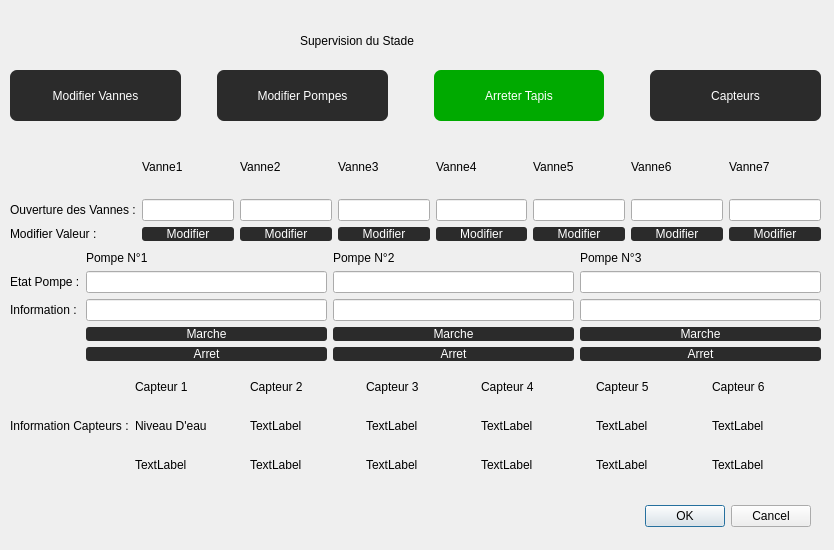
Above: supervision.ui from CalmettesT/Projet-BTS before the change. Below: the same form after it.
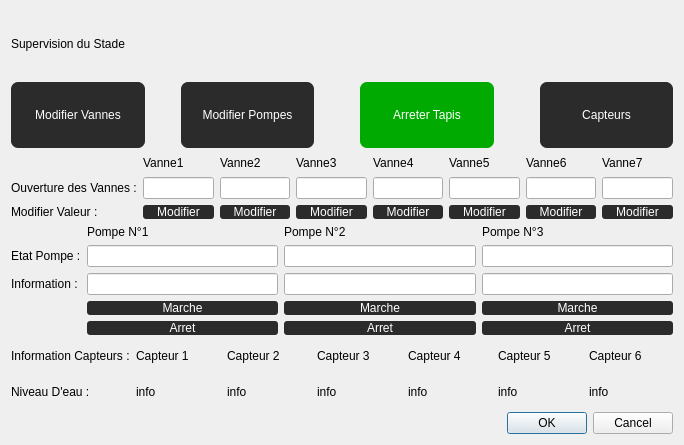
That is the form after the change.

Diff of the .ui file:
```diff
--- a/supervision.ui
+++ b/supervision.ui
@@ -6,223 +6,151 @@
    <rect>
     <x>0</x>
     <y>0</y>
-    <width>834</width>
-    <height>550</height>
+    <width>684</width>
+    <height>445</height>
    </rect>
   </property>
   <property name="windowTitle">
    <string>Dialog</string>
   </property>
-  <widget class="QDialogButtonBox" name="buttonBox">
-   <property name="geometry">
-    <rect>
-     <x>470</x>
-     <y>500</y>
-     <width>341</width>
-     <height>32</height>
-    </rect>
-   </property>
-   <property name="orientation">
-    <enum>Qt::Horizontal</enum>
-   </property>
-   <property name="standardButtons">
-    <set>QDialogButtonBox::Cancel|QDialogButtonBox::Ok</set>
-   </property>
-  </widget>
-  <widget class="QWidget" name="gridLayoutWidget_2">
-   <property name="geometry">
-    <rect>
-     <x>10</x>
-     <y>250</y>
-     <width>811</width>
-     <height>111</height>
-    </rect>
-   </property>
-   <layout class="QGridLayout" name="gridModifPompes">
-    <item row="1" column="0">
-     <widget class="QLabel" name="labelEtatPompe">
+  <layout class="QHBoxLayout" name="horizontalLayout_2">
+   <item>
+    <layout class="QVBoxLayout" name="verticalLayout">
+     <item>
+      <widget class="QLabel" name="Titre">
+       <property name="styleSheet">
+        <string notr="true">font: 75 18pt &quot;Arial&quot;;</string>
+       </property>
       <property name="text">
-       <string>Etat Pompe :</string>
+        <string>Supervision du Stade</string>
       </property>
      </widget>
     </item>
-    <item row="2" column="0">
-     <widget class="QLabel" name="labelInfoPompe">
-      <property name="text">
-       <string>Information :</string>
-      </property>
-     </widget>
-    </item>
-    <item row="0" column="3">
-     <widget class="QLabel" name="labelPompe3">
-      <property name="text">
-       <string>Pompe N°3</string>
-      </property>
-     </widget>
-    </item>
-    <item row="3" column="1">
-     <widget class="QPushButton" name="MarchePompe1">
+     <item>
+      <layout class="QHBoxLayout" name="horizontalLayout" stretch="2,0,2,0,2,0,2">
+       <item>
+        <widget class="QPushButton" name="BoutonVannes">
+         <property name="sizePolicy">
+          <sizepolicy hsizetype="Minimum" vsizetype="Preferred">
+           <horstretch>0</horstretch>
+           <verstretch>0</verstretch>
+          </sizepolicy>
+         </property>
       <property name="styleSheet">
        <string notr="true">border: none;
-border-radius: 3px;
 background-color: rgb(43, 43, 43);
 color: rgb(255, 255, 255);
-font: 75 8pt &quot;Arial&quot;;</string>
+border-radius: 7px;
+font: 75 10pt &quot;Arial&quot;;</string>
       </property>
       <property name="text">
-       <string>Marche</string>
+          <string>Modifier Vannes</string>
       </property>
      </widget>
     </item>
-    <item row="0" column="1">
-     <widget class="QLabel" name="labelPompe1">
-      <property name="text">
-       <string>Pompe N°1</string>
-      </property>
-     </widget>
-    </item>
-    <item row="0" column="2">
-     <widget class="QLabel" name="labelPompe2">
-      <property name="text">
-       <string>Pompe N°2</string>
-      </property>
-     </widget>
-    </item>
-    <item row="4" column="1">
-     <widget class="QPushButton" name="ArretPompe1">
+       <item>
+        <spacer name="horizontalSpacer">
+         <property name="orientation">
+          <enum>Qt::Horizontal</enum>
+         </property>
+         <property name="sizeHint" stdset="0">
+          <size>
+           <width>30</width>
+           <height>20</height>
+          </size>
+         </property>
+        </spacer>
+       </item>
+       <item>
+        <widget class="QPushButton" name="BoutonPompes">
+         <property name="sizePolicy">
+          <sizepolicy hsizetype="Minimum" vsizetype="Preferred">
+           <horstretch>0</horstretch>
+           <verstretch>0</verstretch>
+          </sizepolicy>
+         </property>
       <property name="styleSheet">
        <string notr="true">border: none;
-border-radius: 3px;
 background-color: rgb(43, 43, 43);
 color: rgb(255, 255, 255);
-font: 75 8pt &quot;Arial&quot;;</string>
+border-radius: 7px;
+font: 75 10pt &quot;Arial&quot;;</string>
       </property>
       <property name="text">
-       <string>Arret</string>
+          <string>Modifier Pompes</string>
       </property>
      </widget>
     </item>
-    <item row="3" column="2">
-     <widget class="QPushButton" name="MarchePompe2">
-      <property name="styleSheet">
-       <string notr="true">border: none;
-border-radius: 3px;
-background-color: rgb(43, 43, 43);
-color: rgb(255, 255, 255);
-font: 75 8pt &quot;Arial&quot;;</string>
-      </property>
-      <property name="text">
-       <string>Marche</string>
-      </property>
-     </widget>
-    </item>
-    <item row="4" column="2">
-     <widget class="QPushButton" name="ArretPompe2">
+       <item>
+        <spacer name="horizontalSpacer_2">
+         <property name="orientation">
+          <enum>Qt::Horizontal</enum>
+         </property>
+         <property name="sizeHint" stdset="0">
+          <size>
+           <width>40</width>
+           <height>20</height>
+          </size>
+         </property>
+        </spacer>
+       </item>
+       <item>
+        <widget class="QPushButton" name="ArreterTapis">
+         <property name="sizePolicy">
+          <sizepolicy hsizetype="Minimum" vsizetype="Preferred">
+           <horstretch>0</horstretch>
+           <verstretch>0</verstretch>
+          </sizepolicy>
+         </property>
       <property name="styleSheet">
        <string notr="true">border: none;
-border-radius: 3px;
-background-color: rgb(43, 43, 43);
+background-color: rgb(0, 170, 0);
 color: rgb(255, 255, 255);
-font: 75 8pt &quot;Arial&quot;;</string>
+border-radius: 7px;
+font: 75 10pt &quot;Arial&quot;;</string>
       </property>
       <property name="text">
-       <string>Arret</string>
+          <string>Arreter Tapis</string>
       </property>
      </widget>
     </item>
-    <item row="4" column="3">
-     <widget class="QPushButton" name="ArretPompe3">
-      <property name="styleSheet">
-       <string notr="true">border: none;
-border-radius: 3px;
-background-color: rgb(43, 43, 43);
-color: rgb(255, 255, 255);
-font: 75 8pt &quot;Arial&quot;;</string>
-      </property>
-      <property name="text">
-       <string>Arret</string>
-      </property>
-     </widget>
-    </item>
-    <item row="3" column="3">
-     <widget class="QPushButton" name="MarchePompe3">
+       <item>
+        <spacer name="horizontalSpacer_3">
+         <property name="orientation">
+          <enum>Qt::Horizontal</enum>
+         </property>
+         <property name="sizeHint" stdset="0">
+          <size>
+           <width>40</width>
+           <height>20</height>
+          </size>
+         </property>
+        </spacer>
+       </item>
+       <item>
+        <widget class="QPushButton" name="BoutonCapteur">
+         <property name="sizePolicy">
+          <sizepolicy hsizetype="Minimum" vsizetype="Preferred">
+           <horstretch>0</horstretch>
+           <verstretch>0</verstretch>
+          </sizepolicy>
+         </property>
       <property name="styleSheet">
        <string notr="true">border: none;
-border-radius: 3px;
 background-color: rgb(43, 43, 43);
 color: rgb(255, 255, 255);
-font: 75 8pt &quot;Arial&quot;;</string>
+border-radius: 7px;
+font: 75 10pt &quot;Arial&quot;;</string>
       </property>
       <property name="text">
-       <string>Marche</string>
-      </property>
-     </widget>
-    </item>
-    <item row="1" column="1">
-     <widget class="QLineEdit" name="Etatpompe1"/>
-    </item>
-    <item row="1" column="2">
-     <widget class="QLineEdit" name="Etatpompe2"/>
-    </item>
-    <item row="1" column="3">
-     <widget class="QLineEdit" name="Etatpompe3"/>
-    </item>
-    <item row="2" column="1">
-     <widget class="QLineEdit" name="infoPompe1"/>
-    </item>
-    <item row="2" column="2">
-     <widget class="QLineEdit" name="infoPompe2"/>
-    </item>
-    <item row="2" column="3">
-     <widget class="QLineEdit" name="infoPompe3"/>
-    </item>
-    <item row="0" column="0">
-     <widget class="QLabel" name="videP">
-      <property name="text">
-       <string/>
+          <string>Capteurs</string>
       </property>
      </widget>
     </item>
    </layout>
-  </widget>
-  <widget class="QWidget" name="gridLayoutWidget">
-   <property name="geometry">
-    <rect>
-     <x>10</x>
-     <y>140</y>
-     <width>811</width>
-     <height>101</height>
-    </rect>
-   </property>
-   <layout class="QGridLayout" name="gridModifVannes" rowstretch="0,0,0,0" columnstretch="0,0,0,0,0,0,0,0" rowminimumheight="0,0,0,0">
-    <item row="3" column="2">
-     <widget class="QPushButton" name="boutonModifVanne2">
-      <property name="styleSheet">
-       <string notr="true">border: none;
-border-radius: 3px;
-background-color: rgb(43, 43, 43);
-color: rgb(255, 255, 255);
-font: 75 8pt &quot;Arial&quot;;</string>
-      </property>
-      <property name="text">
-       <string>Modifier</string>
-      </property>
-     </widget>
-    </item>
-    <item row="3" column="3">
-     <widget class="QPushButton" name="boutonModifVanne3">
-      <property name="styleSheet">
-       <string notr="true">border: none;
-border-radius: 3px;
-background-color: rgb(43, 43, 43);
-color: rgb(255, 255, 255);
-font: 75 8pt &quot;Arial&quot;;</string>
-      </property>
-      <property name="text">
-       <string>Modifier</string>
-      </property>
-     </widget>
-    </item>
+     </item>
+     <item>
+      <layout class="QGridLayout" name="gridModifVannes" rowstretch="0,0,0,0" columnstretch="0,0,0,0,0,0,0,0">
     <item row="3" column="4">
      <widget class="QPushButton" name="boutonModifVanne4">
       <property name="styleSheet">
@@ -237,6 +165,34 @@
       </property>
      </widget>
     </item>
+       <item row="3" column="3">
+        <widget class="QPushButton" name="boutonModifVanne3">
+         <property name="styleSheet">
+          <string notr="true">border: none;
+border-radius: 3px;
+background-color: rgb(43, 43, 43);
+color: rgb(255, 255, 255);
+font: 75 8pt &quot;Arial&quot;;</string>
+         </property>
+         <property name="text">
+          <string>Modifier</string>
+         </property>
+        </widget>
+       </item>
+       <item row="3" column="2">
+        <widget class="QPushButton" name="boutonModifVanne2">
+         <property name="styleSheet">
+          <string notr="true">border: none;
+border-radius: 3px;
+background-color: rgb(43, 43, 43);
+color: rgb(255, 255, 255);
+font: 75 8pt &quot;Arial&quot;;</string>
+         </property>
+         <property name="text">
+          <string>Modifier</string>
+         </property>
+        </widget>
+       </item>
     <item row="3" column="1">
      <widget class="QPushButton" name="modifValeurVanne1">
       <property name="styleSheet">
@@ -385,163 +341,156 @@
      </widget>
     </item>
    </layout>
-  </widget>
-  <widget class="QLabel" name="Titre">
-   <property name="geometry">
-    <rect>
-     <x>300</x>
-     <y>20</y>
-     <width>241</width>
-     <height>41</height>
-    </rect>
-   </property>
-   <property name="styleSheet">
-    <string notr="true">font: 75 18pt &quot;Arial&quot;;</string>
-   </property>
+     </item>
+     <item>
+      <layout class="QGridLayout" name="gridModifPompes">
+       <item row="0" column="0">
+        <widget class="QLabel" name="videP">
+         <property name="text">
+          <string/>
+         </property>
+        </widget>
+       </item>
+       <item row="1" column="0">
+        <widget class="QLabel" name="labelEtatPompe">
+         <property name="text">
+          <string>Etat Pompe :</string>
+         </property>
+        </widget>
+       </item>
+       <item row="2" column="0">
+        <widget class="QLabel" name="labelInfoPompe">
    <property name="text">
-    <string>Supervision du Stade</string>
-   </property>
-  </widget>
-  <widget class="QWidget" name="horizontalLayoutWidget">
-   <property name="geometry">
-    <rect>
-     <x>10</x>
-     <y>70</y>
-     <width>811</width>
-     <height>51</height>
-    </rect>
-   </property>
-   <layout class="QHBoxLayout" name="horizontalLayout" stretch="2,0,2,0,2,0,2">
-    <item>
-     <widget class="QPushButton" name="BoutonVannes">
-      <property name="sizePolicy">
-       <sizepolicy hsizetype="Minimum" vsizetype="Preferred">
-        <horstretch>0</horstretch>
-        <verstretch>0</verstretch>
-       </sizepolicy>
-      </property>
+          <string>Information :</string>
+         </property>
+        </widget>
+       </item>
+       <item row="0" column="3">
+        <widget class="QLabel" name="labelPompe3">
+         <property name="text">
+          <string>Pompe N°3</string>
+         </property>
+        </widget>
+       </item>
+       <item row="3" column="1">
+        <widget class="QPushButton" name="MarchePompe1">
       <property name="styleSheet">
        <string notr="true">border: none;
+border-radius: 3px;
 background-color: rgb(43, 43, 43);
 color: rgb(255, 255, 255);
-border-radius: 7px;
-font: 75 10pt &quot;Arial&quot;;</string>
+font: 75 8pt &quot;Arial&quot;;</string>
       </property>
       <property name="text">
-       <string>Modifier Vannes</string>
+          <string>Marche</string>
       </property>
      </widget>
     </item>
-    <item>
-     <spacer name="horizontalSpacer">
-      <property name="orientation">
-       <enum>Qt::Horizontal</enum>
-      </property>
-      <property name="sizeHint" stdset="0">
-       <size>
-        <width>30</width>
-        <height>20</height>
-       </size>
-      </property>
-     </spacer>
-    </item>
-    <item>
-     <widget class="QPushButton" name="BoutonPompes">
-      <property name="sizePolicy">
-       <sizepolicy hsizetype="Minimum" vsizetype="Preferred">
-        <horstretch>0</horstretch>
-        <verstretch>0</verstretch>
-       </sizepolicy>
-      </property>
+       <item row="0" column="1">
+        <widget class="QLabel" name="labelPompe1">
+         <property name="text">
+          <string>Pompe N°1</string>
+         </property>
+        </widget>
+       </item>
+       <item row="0" column="2">
+        <widget class="QLabel" name="labelPompe2">
+         <property name="text">
+          <string>Pompe N°2</string>
+         </property>
+        </widget>
+       </item>
+       <item row="4" column="1">
+        <widget class="QPushButton" name="ArretPompe1">
       <property name="styleSheet">
        <string notr="true">border: none;
+border-radius: 3px;
 background-color: rgb(43, 43, 43);
 color: rgb(255, 255, 255);
-border-radius: 7px;
-font: 75 10pt &quot;Arial&quot;;</string>
+font: 75 8pt &quot;Arial&quot;;</string>
       </property>
       <property name="text">
-       <string>Modifier Pompes</string>
+          <string>Arret</string>
       </property>
      </widget>
     </item>
-    <item>
-     <spacer name="horizontalSpacer_2">
-      <property name="orientation">
-       <enum>Qt::Horizontal</enum>
-      </property>
-      <property name="sizeHint" stdset="0">
-       <size>
-        <width>40</width>
-        <height>20</height>
-       </size>
-      </property>
-     </spacer>
-    </item>
-    <item>
-     <widget class="QPushButton" name="ArreterTapis">
-      <property name="sizePolicy">
-       <sizepolicy hsizetype="Minimum" vsizetype="Preferred">
-        <horstretch>0</horstretch>
-        <verstretch>0</verstretch>
-       </sizepolicy>
-      </property>
+       <item row="3" column="2">
+        <widget class="QPushButton" name="MarchePompe2">
+         <property name="styleSheet">
+          <string notr="true">border: none;
+border-radius: 3px;
+background-color: rgb(43, 43, 43);
+color: rgb(255, 255, 255);
+font: 75 8pt &quot;Arial&quot;;</string>
+         </property>
+         <property name="text">
+          <string>Marche</string>
+         </property>
+        </widget>
+       </item>
+       <item row="4" column="2">
+        <widget class="QPushButton" name="ArretPompe2">
       <property name="styleSheet">
        <string notr="true">border: none;
-background-color: rgb(0, 170, 0);
+border-radius: 3px;
+background-color: rgb(43, 43, 43);
 color: rgb(255, 255, 255);
-border-radius: 7px;
-font: 75 10pt &quot;Arial&quot;;</string>
+font: 75 8pt &quot;Arial&quot;;</string>
       </property>
       <property name="text">
-       <string>Arreter Tapis</string>
+          <string>Arret</string>
       </property>
      </widget>
     </item>
-    <item>
-     <spacer name="horizontalSpacer_3">
-      <property name="orientation">
-       <enum>Qt::Horizontal</enum>
-      </property>
-      <property name="sizeHint" stdset="0">
-       <size>
-        <width>40</width>
-        <height>20</height>
-       </size>
-      </property>
-     </spacer>
-    </item>
-    <item>
-     <widget class="QPushButton" name="BoutonCapteur">
-      <property name="sizePolicy">
-       <sizepolicy hsizetype="Minimum" vsizetype="Preferred">
-        <horstretch>0</horstretch>
-        <verstretch>0</verstretch>
-       </sizepolicy>
-      </property>
+       <item row="4" column="3">
+        <widget class="QPushButton" name="ArretPompe3">
+         <property name="styleSheet">
+          <string notr="true">border: none;
+border-radius: 3px;
+background-color: rgb(43, 43, 43);
+color: rgb(255, 255, 255);
+font: 75 8pt &quot;Arial&quot;;</string>
+         </property>
+         <property name="text">
+          <string>Arret</string>
+         </property>
+        </widget>
+       </item>
+       <item row="3" column="3">
+        <widget class="QPushButton" name="MarchePompe3">
       <property name="styleSheet">
        <string notr="true">border: none;
+border-radius: 3px;
 background-color: rgb(43, 43, 43);
 color: rgb(255, 255, 255);
-border-radius: 7px;
-font: 75 10pt &quot;Arial&quot;;</string>
+font: 75 8pt &quot;Arial&quot;;</string>
       </property>
       <property name="text">
-       <string>Capteurs</string>
+          <string>Marche</string>
       </property>
      </widget>
     </item>
-   </layout>
-  </widget>
-  <widget class="QWidget" name="gridLayoutWidget_3">
-   <property name="geometry">
-    <rect>
-     <x>10</x>
-     <y>370</y>
-     <width>811</width>
-     <height>111</height>
-    </rect>
-   </property>
+       <item row="1" column="1">
+        <widget class="QLineEdit" name="Etatpompe1"/>
+       </item>
+       <item row="1" column="2">
+        <widget class="QLineEdit" name="Etatpompe2"/>
+       </item>
+       <item row="1" column="3">
+        <widget class="QLineEdit" name="Etatpompe3"/>
+       </item>
+       <item row="2" column="1">
+        <widget class="QLineEdit" name="infoPompe1"/>
+       </item>
+       <item row="2" column="2">
+        <widget class="QLineEdit" name="infoPompe2"/>
+       </item>
+       <item row="2" column="3">
+        <widget class="QLineEdit" name="infoPompe3"/>
+       </item>
+      </layout>
+     </item>
+     <item>
    <layout class="QGridLayout" name="gridCapteur">
     <item row="0" column="5">
      <widget class="QLabel" name="labelCapteur5">
@@ -571,13 +520,6 @@
       </property>
      </widget>
     </item>
-    <item row="1" column="0">
-     <widget class="QLabel" name="labelInfoCapteur">
-      <property name="text">
-       <string>Information Capteurs :</string>
-      </property>
-     </widget>
-    </item>
     <item row="0" column="3">
      <widget class="QLabel" name="labelCapteur3">
       <property name="text">
@@ -595,89 +537,74 @@
     <item row="1" column="2">
      <widget class="QLabel" name="label_2">
       <property name="text">
-       <string>TextLabel</string>
-      </property>
-     </widget>
-    </item>
-    <item row="2" column="4">
-     <widget class="QLabel" name="label_10">
-      <property name="text">
-       <string>TextLabel</string>
-      </property>
-     </widget>
-    </item>
-    <item row="2" column="5">
-     <widget class="QLabel" name="label_11">
-      <property name="text">
-       <string>TextLabel</string>
-      </property>
-     </widget>
-    </item>
-    <item row="2" column="1">
-     <widget class="QLabel" name="label_7">
-      <property name="text">
-       <string>TextLabel</string>
+          <string>info</string>
       </property>
      </widget>
     </item>
     <item row="1" column="1">
+        <widget class="QLabel" name="nivEauCap1">
+         <property name="text">
+          <string>info</string>
+         </property>
+        </widget>
+       </item>
+       <item row="1" column="5">
+        <widget class="QLabel" name="nivEauCap5">
+         <property name="text">
+          <string>info</string>
+         </property>
+        </widget>
+       </item>
+       <item row="1" column="3">
+        <widget class="QLabel" name="nivEauCap3">
+         <property name="text">
+          <string>info</string>
+         </property>
+        </widget>
+       </item>
+       <item row="1" column="6">
+        <widget class="QLabel" name="nivEauCap6">
+         <property name="text">
+          <string>info</string>
+         </property>
+        </widget>
+       </item>
+       <item row="1" column="4">
+        <widget class="QLabel" name="nivEauCap4">
+         <property name="text">
+          <string>info</string>
+         </property>
+        </widget>
+       </item>
+       <item row="1" column="0">
      <widget class="QLabel" name="label">
       <property name="text">
-       <string>Niveau D'eau</string>
+          <string>Niveau D'eau :</string>
       </property>
      </widget>
     </item>
-    <item row="1" column="5">
-     <widget class="QLabel" name="label_5">
+       <item row="0" column="0">
+        <widget class="QLabel" name="labelInfoCapteur">
       <property name="text">
-       <string>TextLabel</string>
+          <string>Information Capteurs :</string>
       </property>
      </widget>
     </item>
-    <item row="2" column="6">
-     <widget class="QLabel" name="label_12">
-      <property name="text">
-       <string>TextLabel</string>
-      </property>
-     </widget>
-    </item>
-    <item row="2" column="3">
-     <widget class="QLabel" name="label_9">
-      <property name="text">
-       <string>TextLabel</string>
-      </property>
-     </widget>
-    </item>
-    <item row="1" column="3">
-     <widget class="QLabel" name="label_3">
-      <property name="text">
-       <string>TextLabel</string>
+      </layout>
+     </item>
+     <item>
+      <widget class="QDialogButtonBox" name="buttonBox">
+       <property name="orientation">
+        <enum>Qt::Horizontal</enum>
+       </property>
+       <property name="standardButtons">
+        <set>QDialogButtonBox::Cancel|QDialogButtonBox::Ok</set>
       </property>
      </widget>
     </item>
-    <item row="1" column="6">
-     <widget class="QLabel" name="label_6">
-      <property name="text">
-       <string>TextLabel</string>
-      </property>
-     </widget>
-    </item>
-    <item row="2" column="2">
-     <widget class="QLabel" name="label_8">
-      <property name="text">
-       <string>TextLabel</string>
-      </property>
-     </widget>
-    </item>
-    <item row="1" column="4">
-     <widget class="QLabel" name="label_4">
-      <property name="text">
-       <string>TextLabel</string>
-      </property>
-     </widget>
-    </item>
-   </layout>
-  </widget>
+    </layout>
+   </item>
+  </layout>
  </widget>
  <resources/>
  <connections>
```
Left out of the diff: 4 changed lines with no effect on the pictures. Lines whose indentation alone changed are shown as unchanged.
